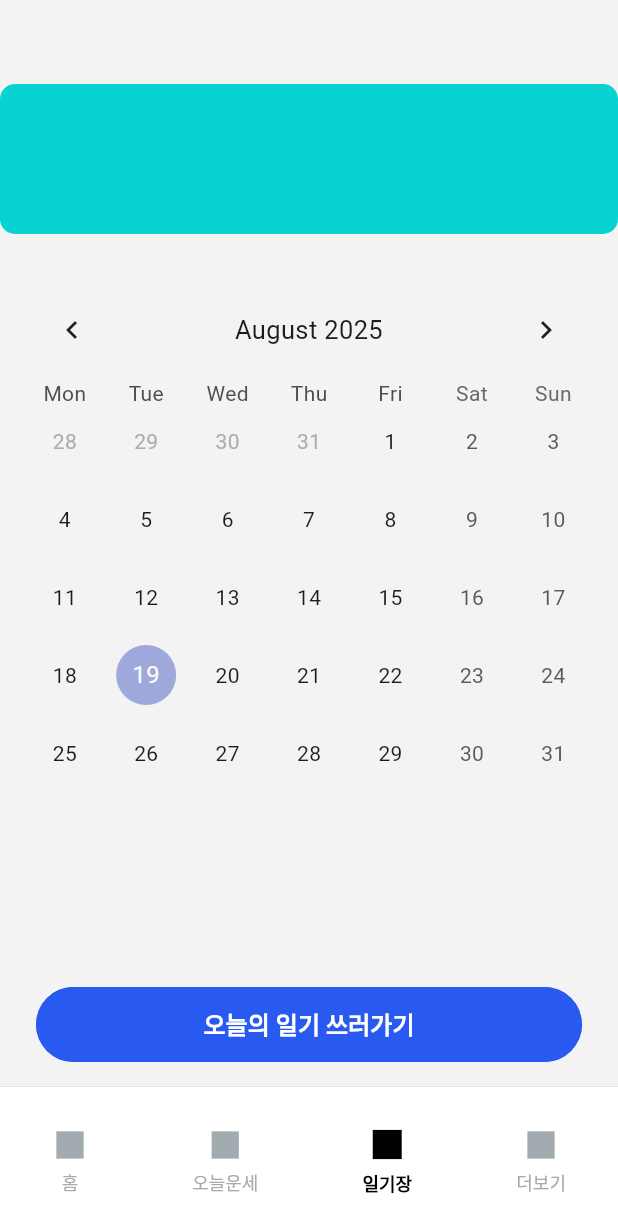
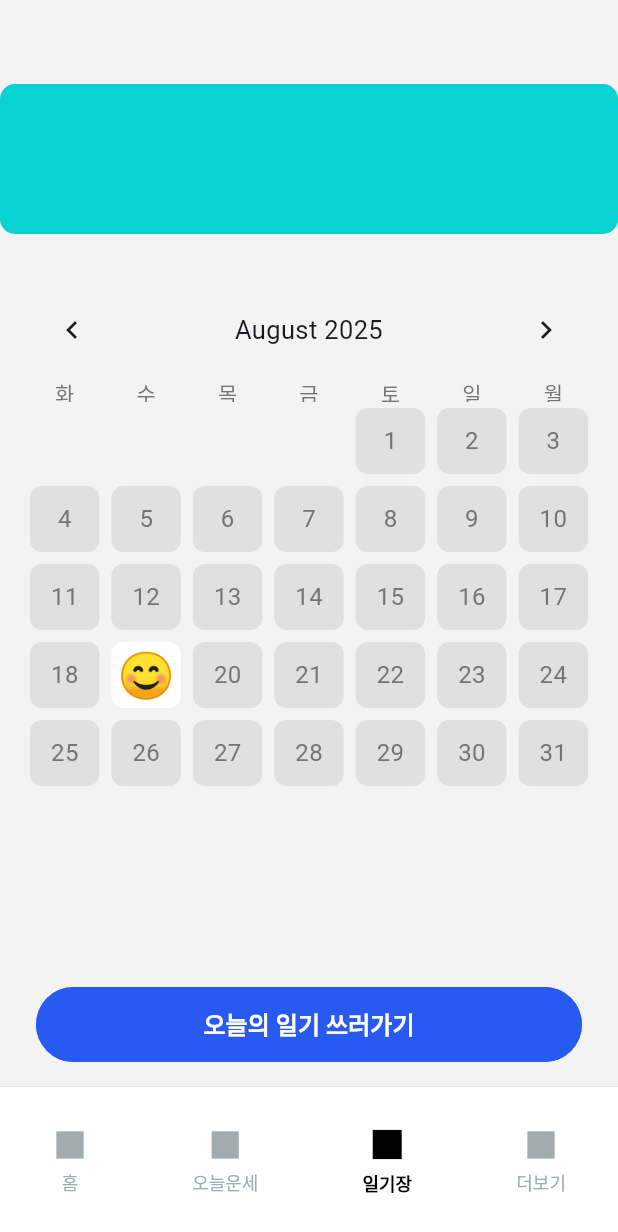
Before and after one commit to KhuongKayyyyy/nexacode_nora, a Flutter app: the screen it shows after launch, item 3 of the bottom bar chosen, on a phone screen of 412 x 824 dp. Shown: the top 1232 px of the screen. Run offline on Flutter 3.47's test engine with Material 3 defaults, Android fonts, the phone set to English and light mode, and no system bars; drawn by our look-alikes of table_calendar; our stand-ins replace cached_network_image, fluttertoast, get, lottie; Roboto replaces fonts that are missing (Pretendard).

```diff
--- a/lib/screens/diary/diaray_landing_page.dart
+++ b/lib/screens/diary/diaray_landing_page.dart
@@ -1,6 +1,5 @@
 import 'package:flutter/material.dart';
 import 'package:get/get.dart';
-import 'package:get/get_core/src/get_main.dart';
 import 'package:nora/application/utils/extension/extensions.dart';
 import 'package:nora/components/AppButton.dart';
 import 'package:nora/components/PlaceHolder.dart';
@@ -47,6 +46,139 @@ class _DiarayLandingPageState extends State<DiarayLandingPage> {
               formatButtonVisible: false,
               titleCentered: true,
             ),
+            calendarStyle: CalendarStyle(
+              outsideDaysVisible: false,
+              weekendTextStyle: TextStyle(color: Colors.grey[600]),
+              defaultTextStyle: TextStyle(color: Colors.grey[600]),
+              cellMargin: EdgeInsets.all(4),
+              cellPadding: EdgeInsets.zero,
+              defaultDecoration: BoxDecoration(
+                color: Colors.grey[300],
+                borderRadius: BorderRadius.circular(8),
+              ),
+              weekendDecoration: BoxDecoration(
+                color: Colors.grey[300],
+                borderRadius: BorderRadius.circular(8),
+              ),
+              selectedDecoration: BoxDecoration(
+                color: Colors.grey[300],
+                borderRadius: BorderRadius.circular(8),
+              ),
+              todayDecoration: BoxDecoration(
+                color: Colors.grey[300],
+                borderRadius: BorderRadius.circular(8),
+              ),
+            ),
+            calendarBuilders: CalendarBuilders(
+              dowBuilder: (context, day) {
+                final List<String> koreanDays = [
+                  '월',
+                  '화',
+                  '수',
+                  '목',
+                  '금',
+                  '토',
+                  '일',
+                ];
+                final dayIndex = (day.weekday % 7);
+                final text = koreanDays[dayIndex];
+
+                return Center(
+                  child: Text(
+                    text,
+                    style: TextStyle(
+                      color: Colors.grey[600],
+                      fontWeight: FontWeight.w500,
+                    ),
+                  ),
+                );
+              },
+              defaultBuilder: (context, day, focusedDay) {
+                // Check if this day has a diary entry (for demonstration, showing emoji on day 19)
+                bool hasDiary = day.day == 19;
+
+                return Container(
+                  margin: EdgeInsets.all(4),
+                  decoration: BoxDecoration(
+                    color: Colors.grey[300],
+                    borderRadius: BorderRadius.circular(8),
+                  ),
+                  child: Center(
+                    child: Column(
+                      mainAxisAlignment: MainAxisAlignment.center,
+                      children: [
+                        Text(
+                          '${day.day}',
+                          style: TextStyle(
+                            color: Colors.grey[600],
+                            fontSize: 16,
+                          ),
+                        ),
+                        if (hasDiary)
+                          Text('😊', style: TextStyle(fontSize: 12)),
+                      ],
+                    ),
+                  ),
+                );
+              },
+              selectedBuilder: (context, day, focusedDay) {
+                bool hasDiary = day.day == 19;
+
+                return Container(
+                  margin: EdgeInsets.all(4),
+                  decoration: BoxDecoration(
+                    color: Colors.grey[400],
+                    borderRadius: BorderRadius.circular(8),
+                  ),
+                  child: Center(
+                    child: Column(
+                      mainAxisAlignment: MainAxisAlignment.center,
+                      children: [
+                        Text(
+                          '${day.day}',
+                          style: TextStyle(
+                            color: Colors.grey[700],
+                            fontSize: 16,
+                            fontWeight: FontWeight.bold,
+                          ),
+                        ),
+                        if (hasDiary)
+                          Text('😊', style: TextStyle(fontSize: 12)),
+                      ],
+                    ),
+                  ),
+                );
+              },
+              todayBuilder: (context, day, focusedDay) {
+                bool hasDiary = day.day == 19;
+
+                return Container(
+                  margin: EdgeInsets.all(4),
+                  decoration: BoxDecoration(
+                    color: hasDiary ? Colors.white : Colors.grey[300],
+                    borderRadius: BorderRadius.circular(8),
+                  ),
+                  child: Center(
+                    child: Column(
+                      mainAxisAlignment: MainAxisAlignment.center,
+                      children: [
+                        if (!hasDiary)
+                          Text(
+                            '${day.day}',
+                            style: TextStyle(
+                              color: Colors.grey[600],
+                              fontSize: 16,
+                              fontWeight: FontWeight.bold,
+                            ),
+                          ),
+                        if (hasDiary)
+                          Text('😊', style: TextStyle(fontSize: 30)),
+                      ],
+                    ),
+                  ),
+                );
+              },
+            ),
           ),
         ),
         Spacer(),
```
